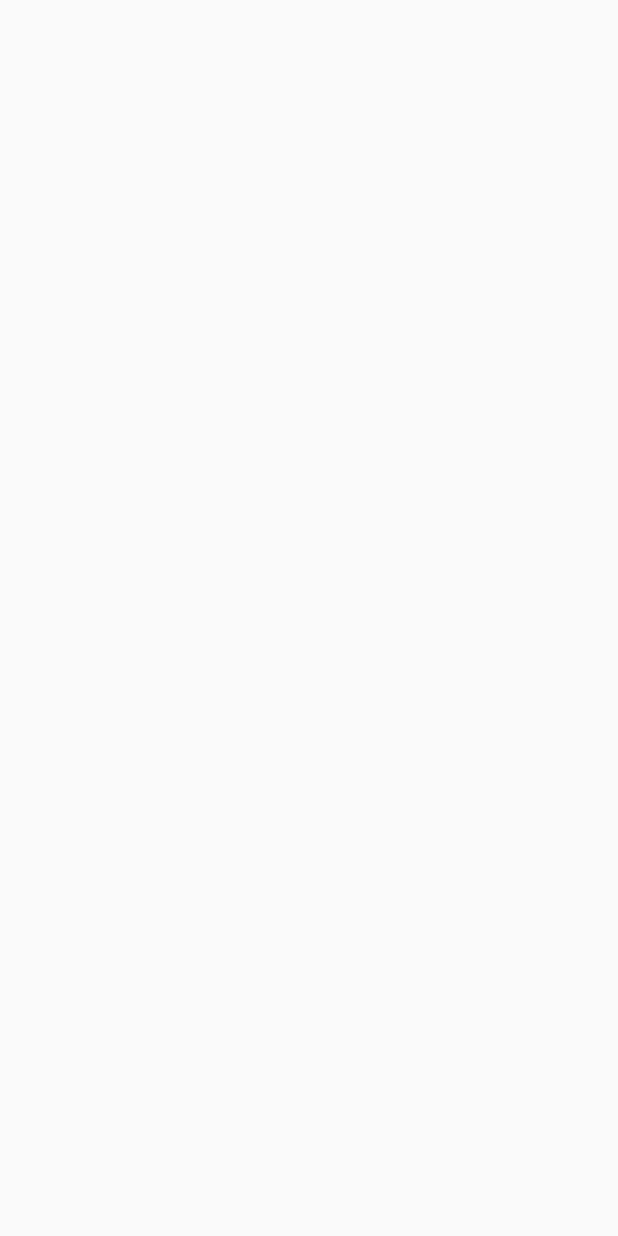
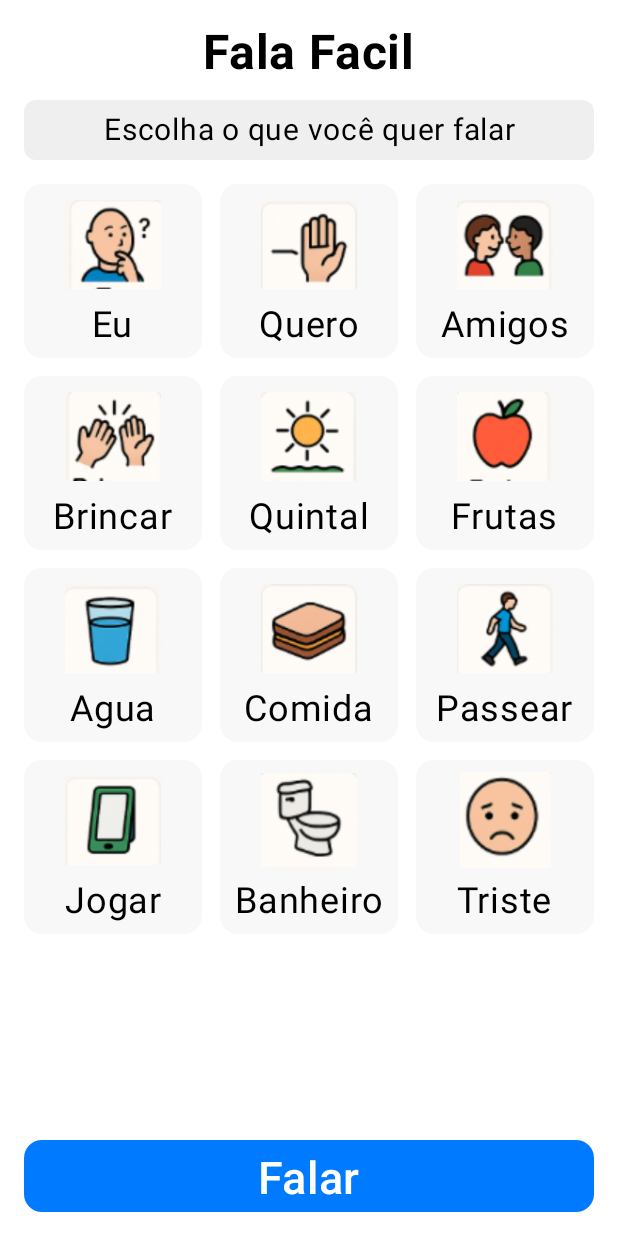
Before and after one commit to ElieltonRamos/app-fala-facil, an Android app built with Jetpack Compose: the screen it shows after launch (MainActivity), on a phone screen of 412 x 824 dp. Before the commit the screen is empty. Run offline under Robolectric (Android 15) with nearby library versions, the phone set to English and light mode, and no system bars.

Commit message:
feat: Implement basic HomeScreen UI with speech items
This commit introduces the initial UI for the HomeScreen.

- Created `SpeechItem` data class to represent items with text and an icon.
- Added a list of predefined `speechItems` with corresponding icons.
- Designed the `HomeScreen` composable with a title, a "Choose what you want to say" text, a grid of speech items, and a "Speak" button.
- Speech items are displayed in a `LazyVerticalGrid` with 3 columns.
- Each item is clickable and triggers an `onItemClick` callback with the item's text.
- Added a `HomeScreenPreview` for UI development.
- Added new drawable resources for the speech item icons.
- Updated `AppNavigation` to pass an empty lambda to `HomeScreen` for `onItemClick` for now.

```diff
--- a/app/src/main/java/com/falafacil/app/navigation/AppNavigation.kt
+++ b/app/src/main/java/com/falafacil/app/navigation/AppNavigation.kt
@@ -13,7 +13,7 @@ fun AppNavigation() {
 
     NavHost(navController = navController, startDestination = startDestination) {
         composable("home") {
-            HomeScreen()
+            HomeScreen({})
         }
     }
 }
--- /dev/null
+++ b/app/src/main/java/com/falafacil/app/services/models/Speech.kt
@@ -0,0 +1,20 @@
+package com.falafacil.app.services.models
+
+import com.falafacil.app.R
+
+data class SpeechItem(val text: String, val iconRes: Int)
+
+val speechItems = listOf(
+    SpeechItem("Eu", R.drawable.ic_eu),
+    SpeechItem("Quero", R.drawable.ic_quero),
+    SpeechItem("Amigos", R.drawable.ic_amigos),
+    SpeechItem("Brincar", R.drawable.ic_brincar),
+    SpeechItem("Quintal", R.drawable.ic_quintal),
+    SpeechItem("Frutas", R.drawable.ic_frutas),
+    SpeechItem("Agua", R.drawable.ic_agua),
+    SpeechItem("Comida", R.drawable.ic_comida),
+    SpeechItem("Passear", R.drawable.ic_passear),
+    SpeechItem("Jogar", R.drawable.ic_jogar),
+    SpeechItem("Banheiro", R.drawable.ic_banheiro),
+    SpeechItem("Triste", R.drawable.ic_triste)
+)
--- a/app/src/main/java/com/falafacil/app/ui/screens/HomeScreen.kt
+++ b/app/src/main/java/com/falafacil/app/ui/screens/HomeScreen.kt
@@ -1,8 +1,94 @@
 package com.falafacil.app.ui.screens
 
 import androidx.compose.runtime.Composable
+import androidx.compose.foundation.Image
+import androidx.compose.foundation.background
+import androidx.compose.foundation.clickable
+import androidx.compose.foundation.layout.*
+import androidx.compose.foundation.lazy.grid.GridCells
+import androidx.compose.foundation.lazy.grid.LazyVerticalGrid
+import androidx.compose.foundation.lazy.grid.items
+import androidx.compose.foundation.shape.RoundedCornerShape
+import androidx.compose.material3.*
+import androidx.compose.ui.Alignment
+import androidx.compose.ui.Modifier
+import androidx.compose.ui.graphics.Color
+import androidx.compose.ui.res.painterResource
+import androidx.compose.ui.text.font.FontWeight
+import androidx.compose.ui.text.style.TextAlign
+import androidx.compose.ui.unit.dp
+import androidx.compose.ui.unit.sp
+import androidx.compose.ui.draw.clip
+import androidx.compose.ui.tooling.preview.Preview
+import com.falafacil.app.services.models.speechItems
 
 @Composable
-fun HomeScreen() {
+fun HomeScreen(onItemClick: (String) -> Unit) {
+    Column(
+        modifier = Modifier
+            .fillMaxSize()
+            .background(Color.White)
+            .padding(16.dp),
+        horizontalAlignment = Alignment.CenterHorizontally
+    ) {
+        Text("Fala Facil", fontSize = 32.sp, fontWeight = FontWeight.Bold)
 
+        Spacer(modifier = Modifier.height(12.dp))
+
+        Text(
+            "Escolha o que você quer falar",
+            fontSize = 20.sp,
+            modifier = Modifier
+                .fillMaxWidth()
+                .background(Color(0xFFEFEFEF), RoundedCornerShape(8.dp))
+                .padding(8.dp),
+            textAlign = TextAlign.Center
+        )
+
+        Spacer(modifier = Modifier.height(16.dp))
+
+        LazyVerticalGrid(
+            columns = GridCells.Fixed(3),
+            modifier = Modifier.weight(1f),
+            verticalArrangement = Arrangement.spacedBy(12.dp),
+            horizontalArrangement = Arrangement.spacedBy(12.dp)
+        ) {
+            items(speechItems) { item ->
+                Column(
+                    modifier = Modifier
+                        .clip(RoundedCornerShape(12.dp))
+                        .background(Color(0xFFF8F8F8))
+                        .clickable { onItemClick(item.text) }
+                        .padding(8.dp),
+                    horizontalAlignment = Alignment.CenterHorizontally
+                ) {
+                    Image(
+                        painter = painterResource(item.iconRes),
+                        contentDescription = item.text,
+                        modifier = Modifier.size(64.dp)
+                    )
+                    Spacer(modifier = Modifier.height(8.dp))
+                    Text(item.text, fontSize = 24.sp)
+                }
+            }
+        }
+
+        Button(
+            onClick = { onItemClick("Falar") },
+            modifier = Modifier
+                .fillMaxWidth()
+                .height(56.dp)
+                .padding(top = 8.dp),
+            shape = RoundedCornerShape(12.dp),
+            colors = ButtonDefaults.buttonColors(containerColor = Color(0xFF007AFF))
+        ) {
+            Text("Falar", fontSize = 30.sp, color = Color.White)
+        }
+    }
 }
+
+@Preview
+@Composable
+fun HomeScreenPreview() {
+    HomeScreen(onItemClick = {})
+}
```
Also changed, not shown: app/src/main/res/drawable/ic_agua.png (added), app/src/main/res/drawable/ic_amigos.png (added), app/src/main/res/drawable/ic_banheiro.png (added), app/src/main/res/drawable/ic_brincar.png (added), app/src/main/res/drawable/ic_comida.png (added), app/src/main/res/drawable/ic_eu.png (added), app/src/main/res/drawable/ic_frutas.png (added), app/src/main/res/drawable/ic_jogar.png (added), app/src/main/res/drawable/ic_passear.png (added), app/src/main/res/drawable/ic_quero.png (added), app/src/main/res/drawable/ic_quintal.png (added), app/src/main/res/drawable/ic_triste.png (added).
